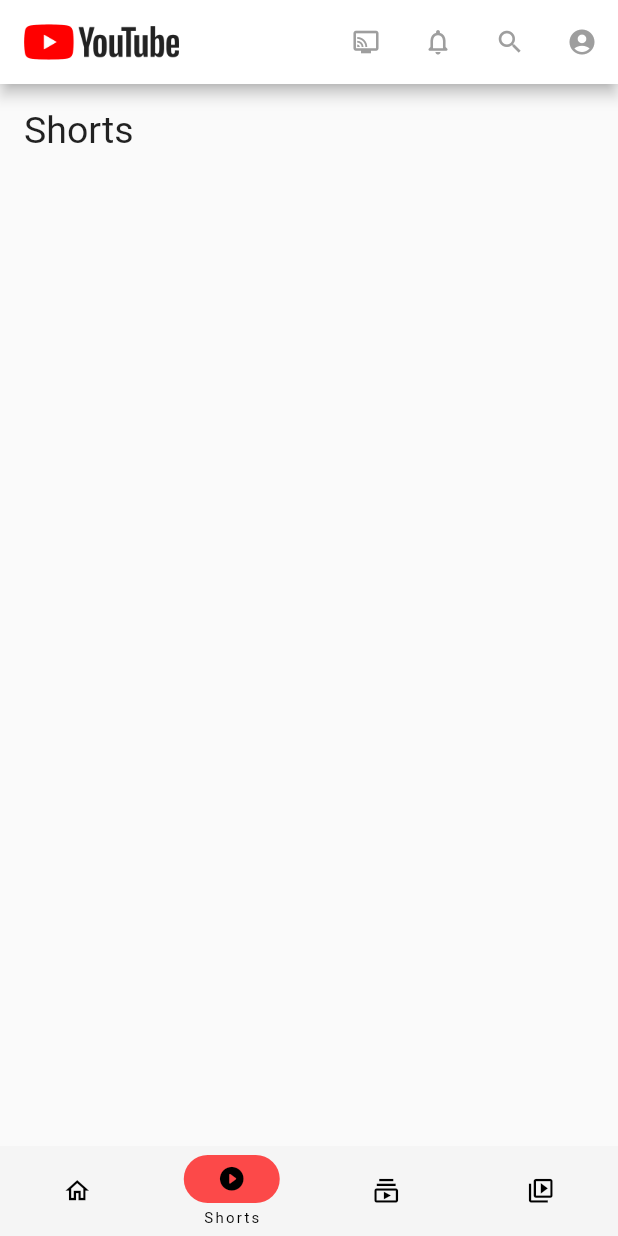
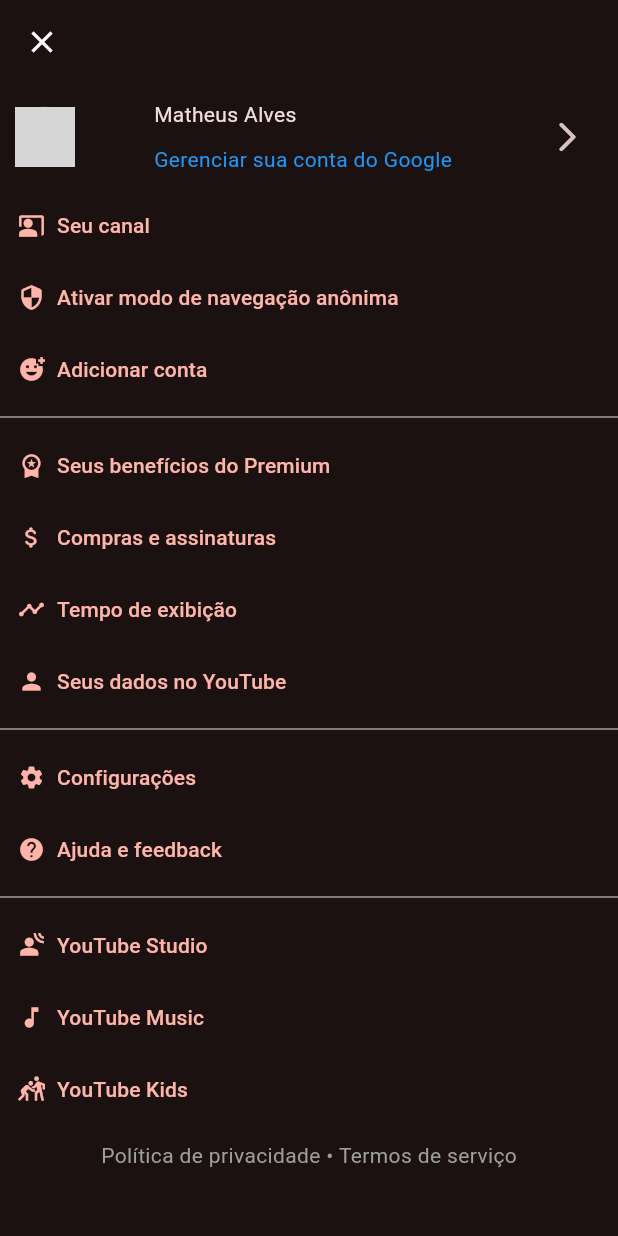
Before and after one commit to Matheus-Rezende/youtube, a Flutter app: the screen it shows after launch, item 2 of the bottom bar chosen, after a tap on the "account circle" icon, on a phone screen of 412 x 824 dp. Run offline on Flutter 3.47's test engine with Material 2 defaults, Android fonts, the phone set to English and light mode, and no system bars; our stand-ins replace youtube_player_flutter; network calls fail; grey boxes are pictures that could not be loaded.

Commit message:
Aula 4: Adicionando tela de perfil e testando o Material Design 3

```diff
--- a/lib/api.dart
+++ b/lib/api.dart
@@ -20,7 +20,6 @@ class Api {
                                   "&maxResults=20"
                                   "&order=date"
                                   "&key=$KEY_YOUTUBE_API"
-                                  "&channelId=$ID_CHANNEL"
                                   "&q=$nameSearch"
     );
     http.Response response = await http.get(url);
--- a/lib/home.dart
+++ b/lib/home.dart
@@ -1,7 +1,9 @@
 import 'package:flutter/material.dart';
+import 'package:youtube/Colors/lib_color_schemes.g.dart';
 import 'package:youtube/custom_search_delegate.dart';
 import 'package:youtube/pages/home_page.dart';
 import 'package:youtube/pages/library_page.dart';
+import 'package:youtube/pages/profile_page.dart';
 import 'package:youtube/pages/shorts_page.dart';
 import 'package:youtube/pages/subs_page.dart';
 
@@ -13,6 +15,31 @@ class Home extends StatefulWidget {
 }
 
 class _HomeState extends State<Home> {
+  @override
+  Widget build(BuildContext context) {
+    return MaterialApp(
+      debugShowCheckedModeBanner: false,
+      title: 'YouTube',
+      theme: ThemeData(
+        useMaterial3: true,
+        colorScheme: ColorScheme.fromSeed(
+          seedColor: Colors.red,
+          brightness: Brightness.dark
+        )
+      ),
+      home: const MyHomePage(),
+    );
+  }
+}
+
+class MyHomePage extends StatefulWidget {
+  const MyHomePage({Key? key}) : super(key: key);
+
+  @override
+  State<MyHomePage> createState() => _MyHomePageState();
+}
+
+class _MyHomePageState extends State<MyHomePage> {
 
   int _pageIndex = 0;
   String _result = "";
@@ -31,10 +58,10 @@ class _HomeState extends State<Home> {
         iconTheme: const IconThemeData(
           color: Colors.grey
         ),
-        backgroundColor: Colors.white,
+
         title: Image.asset(
           "assets/images/youtube.png",
-          scale: 8,
+          scale: 12,
         ),
         actions: <Widget>[
           IconButton(
@@ -74,6 +101,7 @@ class _HomeState extends State<Home> {
           IconButton(
             onPressed: (){
               debugPrint("Ação conta");
+              Navigator.push(context, MaterialPageRoute(builder: (context) => const ProfilePage()));
             },
             icon: const Icon(
               Icons.account_circle,
@@ -87,11 +115,11 @@ class _HomeState extends State<Home> {
         child: pages[_pageIndex],
       ),
       bottomNavigationBar: NavigationBarTheme(
-        data: NavigationBarThemeData(
-          indicatorColor: const Color.fromARGB(255, 255, 0, 0).withOpacity(0.7)
+        data: const NavigationBarThemeData(
+          indicatorColor: Colors.red
         ),
         child: NavigationBar(
-          backgroundColor: const Color.fromARGB(255, 245, 245, 245),
+
           animationDuration: const Duration(seconds: 1),
           height: 60,
           labelBehavior: NavigationDestinationLabelBehavior.onlyShowSelected,
--- /dev/null
+++ b/lib/pages/profile_page.dart
@@ -0,0 +1,148 @@
+import 'package:flutter/material.dart';
+
+class ProfilePage extends StatefulWidget {
+  const ProfilePage({Key? key}) : super(key: key);
+
+  @override
+  State<ProfilePage> createState() => _ProfilePageState();
+}
+
+class _ProfilePageState extends State<ProfilePage> {
+  @override
+  Widget build(BuildContext context) {
+    return Scaffold(
+      appBar: AppBar(
+        leading: IconButton(
+          onPressed: () => Navigator.pop(context),
+          icon: const Icon(
+            Icons.close,
+            color: Colors.white,
+          )
+        ),
+      ),
+      body: SingleChildScrollView(
+        physics: const ClampingScrollPhysics(),
+        child: Column(
+          crossAxisAlignment: CrossAxisAlignment.start,
+          children: [
+            Padding(
+              padding: const EdgeInsets.all(10),
+              child: Row(
+                mainAxisAlignment: MainAxisAlignment.spaceBetween,
+                children: [
+                  const CircleAvatar(
+                    radius: 20,
+                    backgroundImage: AssetImage(
+                      "assets/images/profile.jpg",
+
+                    ),
+                  ),
+                  Column(
+                    crossAxisAlignment: CrossAxisAlignment.start,
+                    children: const [
+                      Text("Matheus Alves"),
+                      SizedBox(
+                        height: 10,
+                      ),
+                      Text(
+                        "Gerenciar sua conta do Google",
+                        style: TextStyle(
+                          color: Colors.blue
+                        ),
+                      ),
+
+                    ],
+                  ),
+                  IconButton(
+                    onPressed: (){},
+                    icon: const Icon(Icons.arrow_forward_ios_rounded),
+                  ),
+                ],
+              )
+            ),
+            TextButton.icon(
+              onPressed: (){},
+              icon: const Icon(Icons.co_present_rounded),
+              label: const Text('Seu canal')
+            ),
+            TextButton.icon(
+              onPressed: (){},
+              icon: const Icon(Icons.security_rounded),
+              label: const Text('Ativar modo de navegação anônima')
+            ),
+            TextButton.icon(
+              onPressed: (){},
+              icon: const Icon(Icons.add_reaction),
+              label: const Text('Adicionar conta')
+            ),
+            const Divider(
+              color: Colors.grey,
+            ),
+            TextButton.icon(
+              onPressed: (){},
+              icon: const Icon(Icons.workspace_premium),
+              label: const Text('Seus benefícios do Premium')
+            ),
+            TextButton.icon(
+              onPressed: (){},
+              icon: const Icon(Icons.attach_money_rounded),
+              label: const Text('Compras e assinaturas')
+            ),
+            TextButton.icon(
+              onPressed: (){},
+              icon: const Icon(Icons.timeline_outlined),
+              label: const Text('Tempo de exibição')
+            ),
+            TextButton.icon(
+              onPressed: (){},
+              icon: const Icon(Icons.person),
+              label: const Text('Seus dados no YouTube')
+            ),
+            const Divider(
+              color: Colors.grey,
+            ),
+            TextButton.icon(
+              onPressed: (){},
+              icon: const Icon(Icons.settings),
+              label: const Text('Configurações')
+            ),
+            TextButton.icon(
+              onPressed: (){},
+              icon: const Icon(Icons.help),
+              label: const Text('Ajuda e feedback')
+            ),
+            const Divider(
+              color: Colors.grey,
+            ),
+            TextButton.icon(
+              onPressed: (){},
+              icon: const Icon(Icons.spatial_audio),
+              label: const Text('YouTube Studio')
+            ),
+            TextButton.icon(
+              onPressed: (){},
+              icon: const Icon(Icons.music_note),
+              label: const Text('YouTube Music')
+            ),
+            TextButton.icon(
+              onPressed: (){},
+              icon: const Icon(Icons.sports_kabaddi_sharp),
+              label: const Text('YouTube Kids')
+            ),
+            const Center(
+              child: Padding(
+                padding: EdgeInsets.all(10),
+                child: Text(
+                "Política de privacidade • Termos de serviço",
+                style: TextStyle(
+                    color: Colors.grey
+                  ),
+                ),
+              ),
+            )
+          ],
+        ),
+      ),
+    );
+  }
+}
--- a/pubspec.yaml
+++ b/pubspec.yaml
@@ -62,6 +62,7 @@ flutter:
   # To add assets to your application, add an assets section, like this:
   assets:
     - assets/images/youtube.png
+    - assets/images/profile.jpg
 
   # An image asset can refer to one or more resolution-specific "variants", see
   # https://flutter.dev/assets-and-images/#resolution-aware.
```
Also changed, not shown: assets/images/youtube.png, lib/Colors/lib_color_schemes.g.dart (added), 1 other file.
